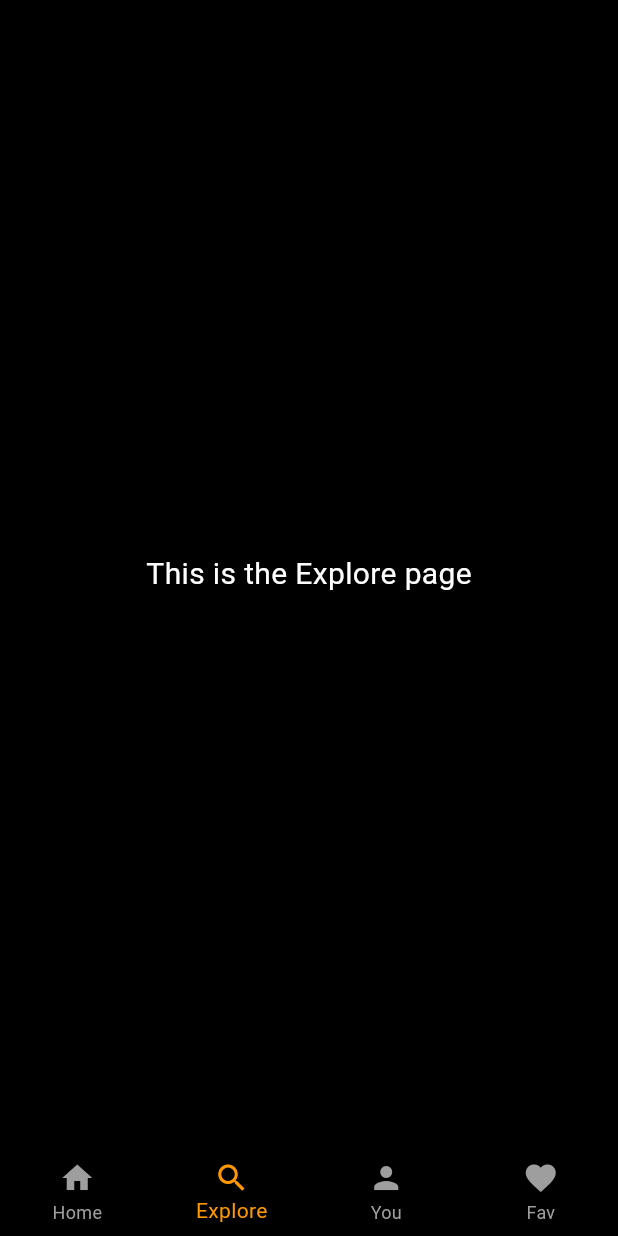
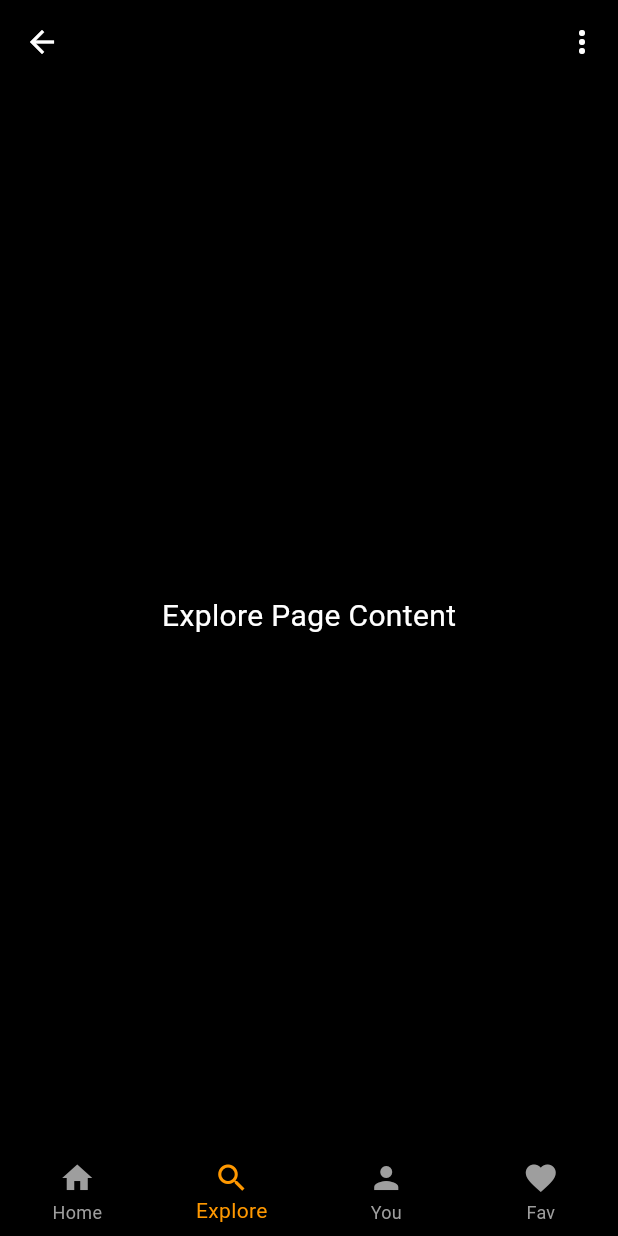
Before and after one commit to ATG-AVI/musicui_app, a Flutter app: the screen it shows after launch, item 2 of the bottom bar chosen, on a phone screen of 412 x 824 dp. Run offline on Flutter 3.47's test engine with Material 3 defaults, Android fonts, the light colour scheme and no system bars.

Commit message:
Explore app bar

```diff
--- a/lib/pages/explore_page.dart
+++ b/lib/pages/explore_page.dart
@@ -4,16 +4,33 @@ class ExplorePage extends StatelessWidget {
   @override
   Widget build(BuildContext context) {
     return Scaffold(
-      body: Center(
-        child: Text(
-          'This is the Explore page',
-          style: TextStyle(
-            color: Colors.white,
-            fontSize: 20,
+      appBar: AppBar(
+        backgroundColor: Colors.black,
+        leading: IconButton(
+          icon: Icon(Icons.arrow_back, color: Colors.white),
+          onPressed: () {
+            Navigator.pop(context);
+          },
+        ),
+        actions: [
+          IconButton(
+            icon: Icon(Icons.more_vert, color: Colors.white),
+            onPressed: () {},
+          ),
+        ],
+      ),
+      body: Container(
+        color: Colors.black,
+        child: Center(
+          child: Text(
+            'Explore Page Content',
+            style: TextStyle(
+              color: Colors.white,
+              fontSize: 20,
+            ),
           ),
         ),
       ),
-      backgroundColor: Colors.black,
     );
   }
 }
```
